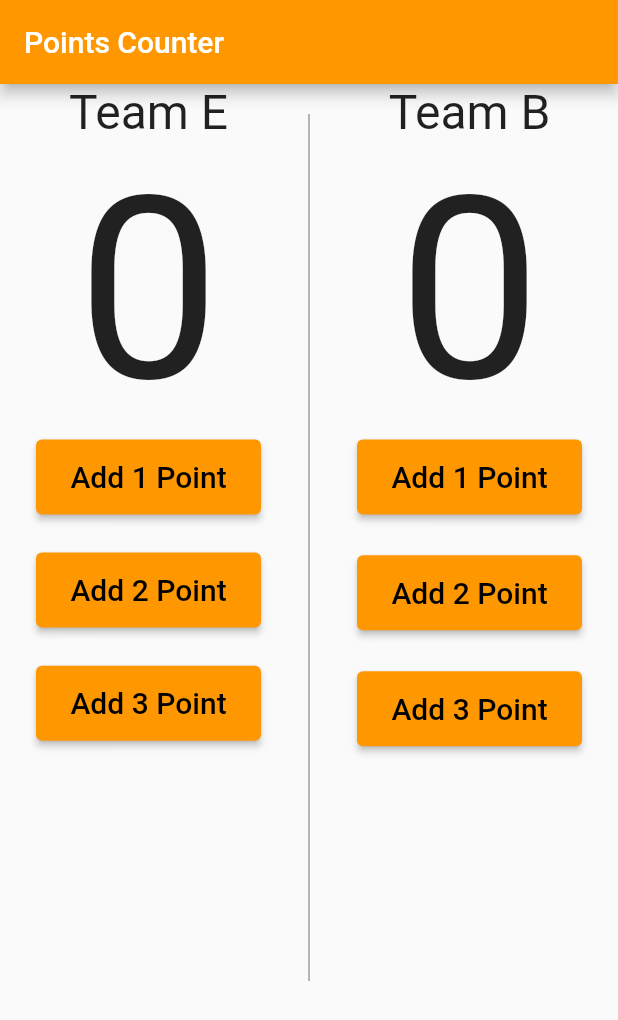
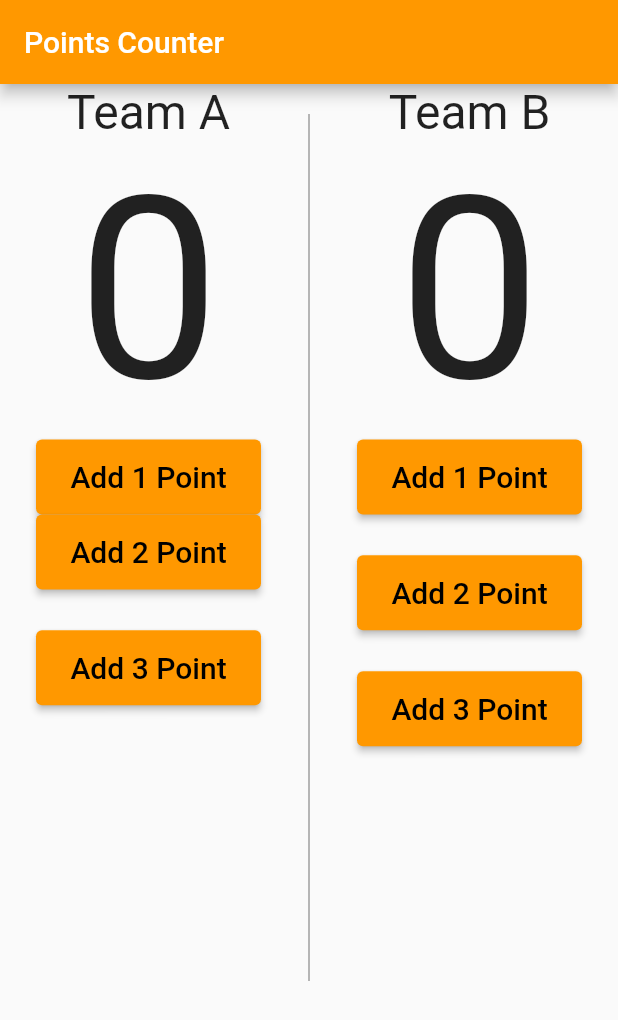
Before and after one commit to alaakorda/Basketball-Points, a Flutter app: the screen it shows after launch, on a phone screen of 412 x 824 dp. Shown: the top 1020 px of the screen. Run offline on Flutter 3.47's test engine with Material 2 defaults, Android fonts, the phone set to English and light mode, and no system bars.

Commit message:
update main

```diff
--- a/lib/main.dart
+++ b/lib/main.dart
@@ -21,7 +21,7 @@ class BasketBallPoints extends StatelessWidget {
           children: [
     Column(
       children :[
-            Text("Team E",style: TextStyle(fontSize: 32),),
+            Text("Team A",style: TextStyle(fontSize: 32),),
              Text("0",style: TextStyle(fontSize: 170),),
              ElevatedButton(
               style: ElevatedButton.styleFrom(
@@ -32,7 +32,7 @@ class BasketBallPoints extends StatelessWidget {
               child: Text("Add 1 Point",style: TextStyle(color: Colors.black,fontSize: 20),
               ),
               ),
-              Spacer(flex: 1,),
+           //   Spacer(flex: 1,),
               ElevatedButton(
               style: ElevatedButton.styleFrom(
                 primary: Colors.orange,
```
